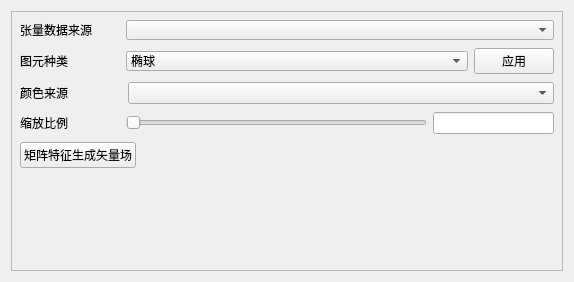
Before: the Qt Designer form Qt/Resources/UI/TensorView.ui in hu-shuhan/editOpeniGame, drawn with Qt 5.
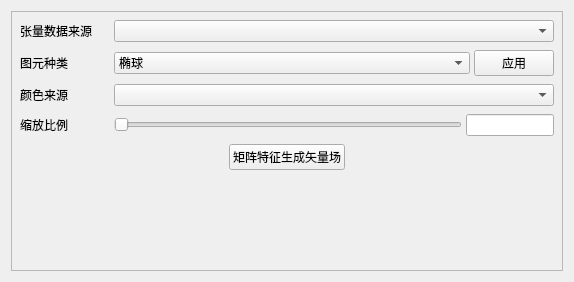
After: the same form once the commit is applied.

The edit to the form file:
```diff
--- a/Qt/Resources/UI/TensorView.ui
+++ b/Qt/Resources/UI/TensorView.ui
@@ -38,6 +38,9 @@
        <property name="spacing">
         <number>8</number>
        </property>
+       <property name="alignment">
+        <set>Qt::AlignLeading|Qt::AlignLeft|Qt::AlignTop</set>
+       </property>
        <property name="leftMargin">
         <number>8</number>
        </property>
@@ -51,9 +54,9 @@
         <number>8</number>
        </property>
        <item>
-        <layout class="QHBoxLayout" name="horizontalLayout_5" stretch="1,3">
+        <layout class="QHBoxLayout" name="horizontalLayout_5" stretch="0,1">
          <property name="spacing">
-          <number>6</number>
+          <number>4</number>
          </property>
          <property name="rightMargin">
           <number>0</number>
@@ -61,15 +64,21 @@
          <item>
           <widget class="QLabel" name="label_10">
            <property name="sizePolicy">
-            <sizepolicy hsizetype="Preferred" vsizetype="Fixed">
+            <sizepolicy hsizetype="Fixed" vsizetype="Preferred">
              <horstretch>0</horstretch>
              <verstretch>0</verstretch>
             </sizepolicy>
            </property>
+           <property name="minimumSize">
+            <size>
+             <width>90</width>
+             <height>0</height>
+            </size>
+           </property>
            <property name="maximumSize">
             <size>
-             <width>100</width>
-             <height>20</height>
+             <width>90</width>
+             <height>16777215</height>
             </size>
            </property>
            <property name="text">
@@ -83,25 +92,19 @@
          <item>
           <widget class="QComboBox" name="TensorInfoComboBox">
            <property name="sizePolicy">
-            <sizepolicy hsizetype="Preferred" vsizetype="Fixed">
+            <sizepolicy hsizetype="Expanding" vsizetype="Fixed">
              <horstretch>0</horstretch>
              <verstretch>0</verstretch>
             </sizepolicy>
            </property>
-           <property name="maximumSize">
-            <size>
-             <width>16777215</width>
-             <height>20</height>
-            </size>
-           </property>
           </widget>
          </item>
         </layout>
        </item>
        <item>
-        <layout class="QHBoxLayout" name="horizontalLayout_2" stretch="2,5,1">
+        <layout class="QHBoxLayout" name="horizontalLayout_2" stretch="0,1,0">
          <property name="spacing">
-          <number>6</number>
+          <number>4</number>
          </property>
          <property name="rightMargin">
           <number>0</number>
@@ -109,21 +112,21 @@
          <item>
           <widget class="QLabel" name="label_2">
            <property name="sizePolicy">
-            <sizepolicy hsizetype="Preferred" vsizetype="Fixed">
+            <sizepolicy hsizetype="Fixed" vsizetype="Preferred">
              <horstretch>0</horstretch>
              <verstretch>0</verstretch>
             </sizepolicy>
            </property>
            <property name="minimumSize">
             <size>
-             <width>0</width>
+             <width>90</width>
              <height>0</height>
             </size>
            </property>
            <property name="maximumSize">
             <size>
-             <width>100</width>
-             <height>20</height>
+             <width>90</width>
+             <height>16777215</height>
             </size>
            </property>
            <property name="text">
@@ -136,11 +139,11 @@
          </item>
          <item>
           <widget class="QComboBox" name="GlyphTypeComboBox">
-           <property name="maximumSize">
-            <size>
-             <width>16777215</width>
-             <height>20</height>
-            </size>
+           <property name="sizePolicy">
+            <sizepolicy hsizetype="Expanding" vsizetype="Fixed">
+             <horstretch>0</horstretch>
+             <verstretch>0</verstretch>
+            </sizepolicy>
            </property>
            <item>
             <property name="text">
@@ -159,35 +162,54 @@
         </layout>
        </item>
        <item>
-        <layout class="QHBoxLayout" name="horizontalLayout_3" stretch="1,3">
+        <layout class="QHBoxLayout" name="horizontalLayout_3" stretch="0,1">
+         <property name="spacing">
+          <number>4</number>
+         </property>
          <item>
           <widget class="QLabel" name="label_ColorFrom">
            <property name="sizePolicy">
-            <sizepolicy hsizetype="Preferred" vsizetype="Fixed">
+            <sizepolicy hsizetype="Fixed" vsizetype="Preferred">
              <horstretch>0</horstretch>
              <verstretch>0</verstretch>
             </sizepolicy>
            </property>
+           <property name="minimumSize">
+            <size>
+             <width>90</width>
+             <height>0</height>
+            </size>
+           </property>
            <property name="maximumSize">
             <size>
-             <width>100</width>
-             <height>20</height>
+             <width>90</width>
+             <height>16777215</height>
             </size>
            </property>
            <property name="text">
             <string>颜色来源</string>
            </property>
+           <property name="alignment">
+            <set>Qt::AlignLeading|Qt::AlignLeft|Qt::AlignVCenter</set>
+           </property>
           </widget>
          </item>
          <item>
-          <widget class="QComboBox" name="ScalarInfoComboBox"/>
+          <widget class="QComboBox" name="ScalarInfoComboBox">
+           <property name="sizePolicy">
+            <sizepolicy hsizetype="Expanding" vsizetype="Fixed">
+             <horstretch>0</horstretch>
+             <verstretch>0</verstretch>
+            </sizepolicy>
+           </property>
+          </widget>
          </item>
         </layout>
        </item>
        <item>
-        <layout class="QHBoxLayout" name="horizontalLayout" stretch="2,5,2">
+        <layout class="QHBoxLayout" name="horizontalLayout" stretch="0,1,0">
          <property name="spacing">
-          <number>6</number>
+          <number>4</number>
          </property>
          <property name="rightMargin">
           <number>0</number>
@@ -195,15 +217,21 @@
          <item>
           <widget class="QLabel" name="label_ScaleData">
            <property name="sizePolicy">
-            <sizepolicy hsizetype="Preferred" vsizetype="Fixed">
+            <sizepolicy hsizetype="Fixed" vsizetype="Preferred">
              <horstretch>0</horstretch>
              <verstretch>0</verstretch>
             </sizepolicy>
            </property>
+           <property name="minimumSize">
+            <size>
+             <width>90</width>
+             <height>0</height>
+            </size>
+           </property>
            <property name="maximumSize">
             <size>
-             <width>100</width>
-             <height>20</height>
+             <width>90</width>
+             <height>16777215</height>
             </size>
            </property>
            <property name="text">
@@ -217,50 +245,88 @@
          <item>
           <widget class="QSlider" name="horizontalSlider_ScaleSlider">
            <property name="sizePolicy">
-            <sizepolicy hsizetype="Preferred" vsizetype="Fixed">
+            <sizepolicy hsizetype="Expanding" vsizetype="Fixed">
              <horstretch>0</horstretch>
              <verstretch>0</verstretch>
             </sizepolicy>
+           </property>
+           <property name="orientation">
+            <enum>Qt::Horizontal</enum>
+           </property>
+          </widget>
+         </item>
+         <item>
+          <widget class="QLineEdit" name="lineEdit_TensorScale">
+           <property name="sizePolicy">
+            <sizepolicy hsizetype="Fixed" vsizetype="Fixed">
+             <horstretch>0</horstretch>
+             <verstretch>0</verstretch>
+            </sizepolicy>
+           </property>
+           <property name="minimumSize">
+            <size>
+             <width>72</width>
+             <height>0</height>
+            </size>
            </property>
            <property name="maximumSize">
             <size>
-             <width>16777215</width>
-             <height>20</height>
+             <width>88</width>
+             <height>16777215</height>
             </size>
            </property>
-           <property name="orientation">
-            <enum>Qt::Horizontal</enum>
-           </property>
           </widget>
          </item>
-         <item>
-          <widget class="QLineEdit" name="lineEdit_TensorScale"/>
-         </item>
         </layout>
        </item>
        <item>
-        <layout class="QHBoxLayout" name="horizontalLayout_4">
+        <layout class="QHBoxLayout" name="horizontalLayout_4" stretch="1,0,1">
          <property name="spacing">
-          <number>6</number>
+          <number>4</number>
          </property>
+         <item>
+          <spacer name="horizontalSpacerLeft">
+           <property name="orientation">
+            <enum>Qt::Horizontal</enum>
+           </property>
+           <property name="sizeHint" stdset="0">
+            <size>
+             <width>0</width>
+             <height>20</height>
+            </size>
+           </property>
+           <property name="sizeType">
+            <enum>QSizePolicy::Expanding</enum>
+           </property>
+          </spacer>
+         </item>
          <item>
           <widget class="QPushButton" name="btn_GenerateVector">
+           <property name="sizePolicy">
+            <sizepolicy hsizetype="Minimum" vsizetype="Fixed">
+             <horstretch>0</horstretch>
+             <verstretch>0</verstretch>
+            </sizepolicy>
+           </property>
            <property name="text">
             <string>矩阵特征生成矢量场</string>
            </property>
           </widget>
          </item>
          <item>
-          <spacer name="horizontalSpacer">
+          <spacer name="horizontalSpacerRight">
            <property name="orientation">
             <enum>Qt::Horizontal</enum>
            </property>
            <property name="sizeHint" stdset="0">
             <size>
-             <width>40</width>
+             <width>0</width>
              <height>20</height>
             </size>
            </property>
+           <property name="sizeType">
+            <enum>QSizePolicy::Expanding</enum>
+           </property>
           </spacer>
          </item>
         </layout>
```
